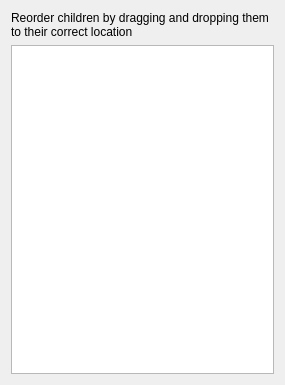
First picture: the form in src/Mod/Path/Gui/TaskDlgPathCompound.ui, repository berndhahnebach/All_FreeCAD, before the edit.
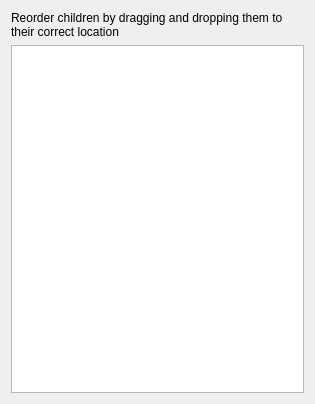
Second picture: the form after the edit.

Diff of the .ui file:
```diff
--- a/src/Mod/Path/Gui/TaskDlgPathCompound.ui
+++ b/src/Mod/Path/Gui/TaskDlgPathCompound.ui
@@ -6,8 +6,8 @@
    <rect>
     <x>0</x>
     <y>0</y>
-    <width>285</width>
-    <height>385</height>
+    <width>315</width>
+    <height>404</height>
    </rect>
   </property>
   <property name="windowTitle">
```
